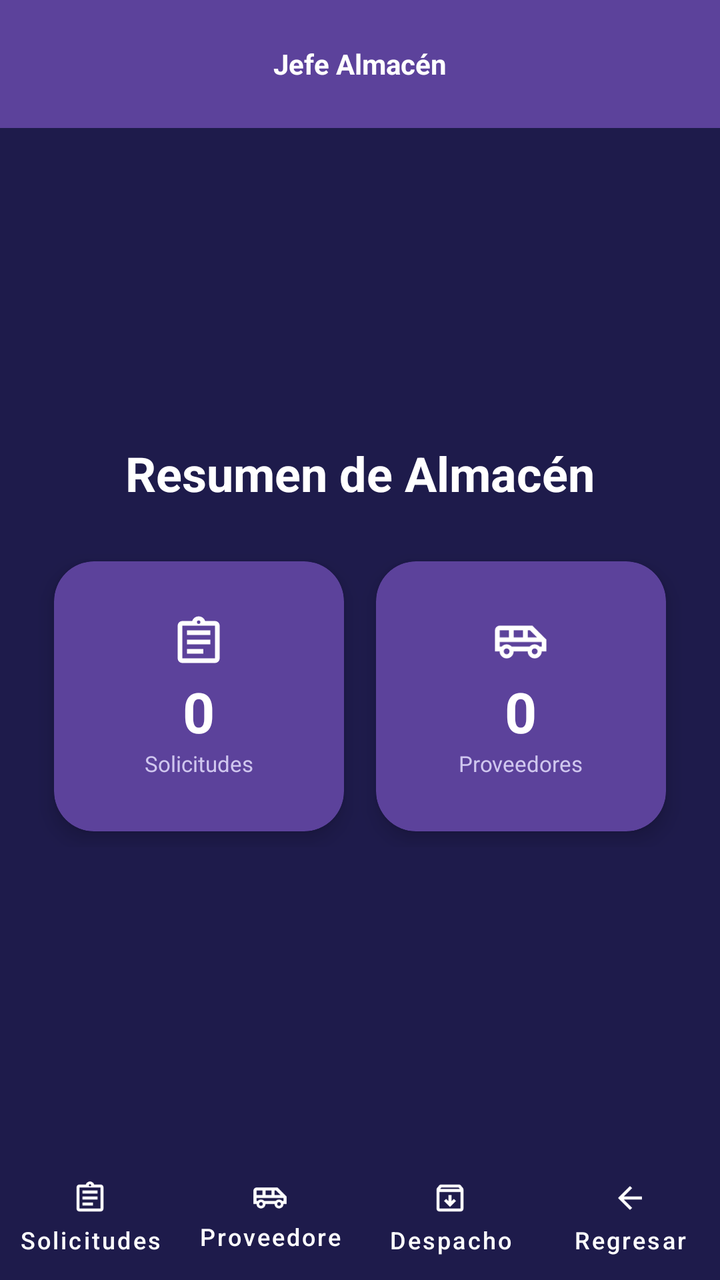
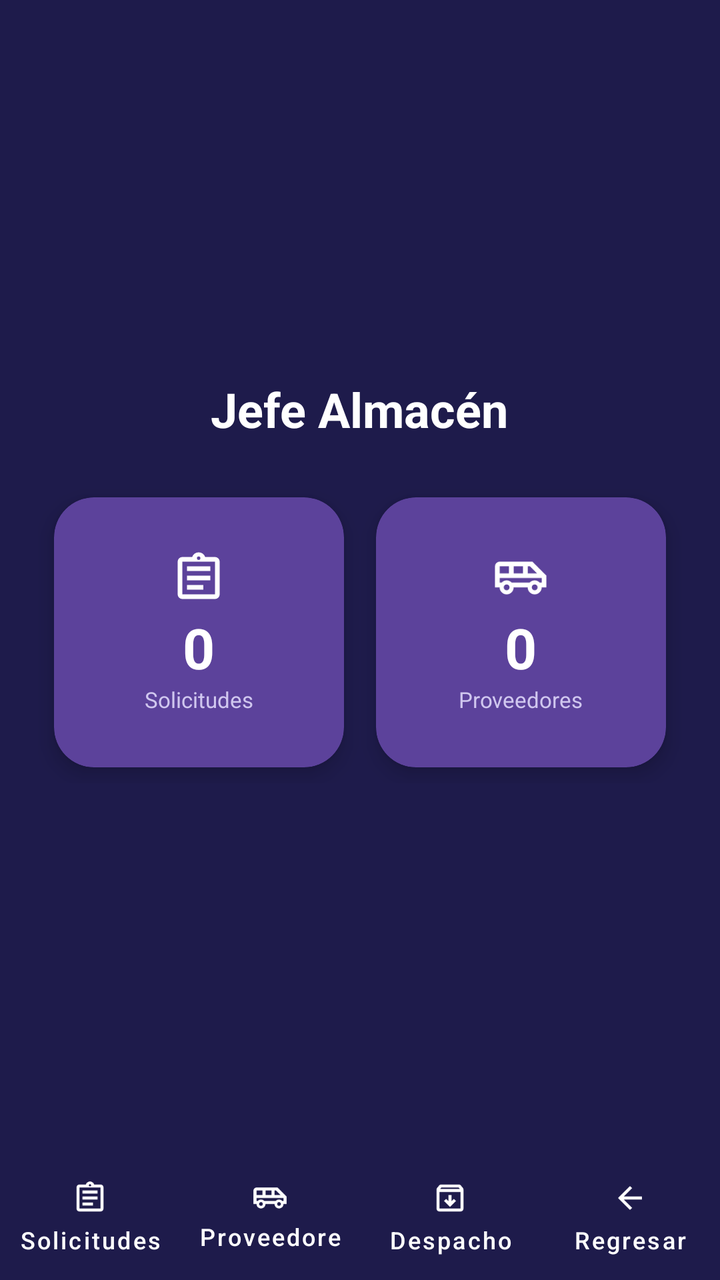

Compare the two renders of this Android layout. The source of the first and the diff that turns it into the second are given below.
<!-- AndroidManifest.xml: application theme Theme.AlcamenProyectoFinal -->
<!-- res/layout/activity_frm_jefe_almacen.xml -->
<?xml version="1.0" encoding="utf-8"?>
<RelativeLayout xmlns:android="http://schemas.android.com/apk/res/android"
    xmlns:app="http://schemas.android.com/apk/res-auto"
    android:id="@+id/main"
    android:layout_width="match_parent"
    android:layout_height="match_parent"
    android:fitsSystemWindows="true"
    android:background="#1E1B4B">

    <com.google.android.material.appbar.MaterialToolbar
        android:id="@+id/headerJefeAlmacen"
        android:layout_width="match_parent"
        android:layout_height="?attr/actionBarSize"
        android:layout_alignParentTop="true"
        android:background="#5C429B"
        app:title="Jefe Almacén"
        app:titleCentered="true"
        app:titleTextAppearance="@style/ToolbarTitleStyle"
        app:titleTextColor="@android:color/white" />

    <LinearLayout
        android:layout_width="match_parent"
        android:layout_height="match_parent"
        android:layout_above="@id/footerJefeAlmacen"
        android:layout_below="@id/headerJefeAlmacen"
        android:gravity="center"
        android:orientation="vertical"
        android:padding="16dp">

        <TextView
            android:layout_width="wrap_content"
            android:layout_height="wrap_content"
            android:layout_marginBottom="20dp"
            android:text="Resumen de Almacén"
            android:textColor="@android:color/white"
            android:textSize="24sp"
            android:textStyle="bold" />

        <GridLayout
            android:layout_width="wrap_content"
            android:layout_height="wrap_content"
            android:columnCount="2"
            android:rowCount="2">

            <com.google.android.material.card.MaterialCardView
                android:layout_width="145dp"
                android:layout_height="135dp"
                android:layout_margin="8dp"
                app:cardBackgroundColor="#5C429B"
                app:cardCornerRadius="20dp"
                app:cardElevation="6dp"
                app:strokeWidth="0dp">

                <LinearLayout
                    android:layout_width="match_parent"
                    android:layout_height="match_parent"
                    android:gravity="center"
                    android:orientation="vertical"
                    android:padding="12dp">

                    <ImageView
                        android:layout_width="28dp"
                        android:layout_height="28dp"
                        android:src="@drawable/ic_assignment"
                        app:tint="@android:color/white" />

                    <TextView
                        android:id="@+id/tvContadorSolicitudes"
                        android:layout_width="wrap_content"
                        android:layout_height="wrap_content"
                        android:layout_marginTop="2dp"
                        android:text="0"
                        android:textColor="@android:color/white"
                        android:textSize="28sp"
                        android:textStyle="bold" />

                    <TextView
                        android:layout_width="wrap_content"
                        android:layout_height="wrap_content"
                        android:text="Solicitudes"
                        android:textColor="#D0C7EF"
                        android:textSize="11sp" />
                </LinearLayout>
            </com.google.android.material.card.MaterialCardView>

            <com.google.android.material.card.MaterialCardView
                android:layout_width="145dp"
                android:layout_height="135dp"
                android:layout_margin="8dp"
                app:cardBackgroundColor="#5C429B"
                app:cardCornerRadius="20dp"
                app:cardElevation="6dp"
                app:strokeWidth="0dp">

                <LinearLayout
                    android:layout_width="match_parent"
                    android:layout_height="match_parent"
                    android:gravity="center"
                    android:orientation="vertical"
                    android:padding="12dp">

                    <ImageView
                        android:layout_width="28dp"
                        android:layout_height="28dp"
                        android:src="@drawable/ic_local_shipping"
                        app:tint="@android:color/white" />

                    <TextView
                        android:id="@+id/tvContadorProveedores"
                        android:layout_width="wrap_content"
                        android:layout_height="wrap_content"
                        android:layout_marginTop="2dp"
                        android:text="0"
                        android:textColor="@android:color/white"
                        android:textSize="28sp"
                        android:textStyle="bold" />

                    <TextView
                        android:layout_width="wrap_content"
                        android:layout_height="wrap_content"
                        android:text="Proveedores"
                        android:textColor="#D0C7EF"
                        android:textSize="11sp" />
                </LinearLayout>
            </com.google.android.material.card.MaterialCardView>

        </GridLayout>

    </LinearLayout>

    <LinearLayout
        android:id="@+id/footerJefeAlmacen"
        android:layout_width="match_parent"
        android:layout_height="60dp"
        android:layout_alignParentBottom="true"
        android:background="#1E1B4B"
        android:gravity="center_vertical"
        android:orientation="horizontal">

        <com.google.android.material.button.MaterialButton
            android:id="@+id/btnSolicitudes"
            style="@style/Widget.MaterialComponents.Button.TextButton"
            android:layout_width="0dp"
            android:layout_height="match_parent"
            android:layout_weight="1"
            android:text="Solicitudes"
            android:textColor="@android:color/white"
            android:textSize="12sp"
            app:icon="@drawable/ic_assignment"
            app:iconGravity="top"
            app:iconPadding="2dp"
            app:iconTint="@android:color/white"
            app:textAllCaps="false" />

        <com.google.android.material.button.MaterialButton
            android:id="@+id/btnProveedores"
            style="@style/Widget.MaterialComponents.Button.TextButton"
            android:layout_width="0dp"
            android:layout_height="match_parent"
            android:layout_weight="1"
            android:text="Proveedores"
            android:textColor="@android:color/white"
            android:textSize="12sp"
            app:icon="@drawable/ic_local_shipping"
            app:iconGravity="top"
            app:iconPadding="2dp"
            app:iconTint="@android:color/white"
            app:textAllCaps="false" />

        <com.google.android.material.button.MaterialButton
            android:id="@+id/btnDespacho"
            style="@style/Widget.MaterialComponents.Button.TextButton"
            android:layout_width="0dp"
            android:layout_height="match_parent"
            android:layout_weight="1"
            android:text="Despacho"
            android:textColor="@android:color/white"
            android:textSize="12sp"
            app:icon="@drawable/ic_list_alt"
            app:iconGravity="top"
            app:iconPadding="2dp"
            app:iconTint="@android:color/white"
            app:textAllCaps="false" />

        <com.google.android.material.button.MaterialButton
            android:id="@+id/btnRegresar"
            style="@style/Widget.MaterialComponents.Button.TextButton"
            android:layout_width="0dp"
            android:layout_height="match_parent"
            android:layout_weight="1"
            android:text="Regresar"
            android:textColor="@android:color/white"
            android:textSize="12sp"
            app:icon="@drawable/ic_arrow_back"
            app:iconGravity="top"
            app:iconPadding="2dp"
            app:iconTint="@android:color/white"
            app:textAllCaps="false" />

    </LinearLayout>

</RelativeLayout>
<!-- resources referenced by this layout -->
<resources>
  <!-- drawable ic_arrow_back (drawable) -->
  <vector xmlns:android="http://schemas.android.com/apk/res/android" android:autoMirrored="true" android:height="24dp" android:tint="#000000" android:viewportHeight="960" android:viewportWidth="960" android:width="24dp">
        
      <path android:fillColor="@android:color/white" android:pathData="M313,520L537,744L480,800L160,480L480,160L537,216L313,440L800,440L800,520L313,520Z"/>
      
  </vector>
  <!-- drawable ic_assignment (drawable) -->
  <vector xmlns:android="http://schemas.android.com/apk/res/android" android:autoMirrored="true" android:height="24dp" android:tint="#000000" android:viewportHeight="960" android:viewportWidth="960" android:width="24dp">
        
      <path android:fillColor="@android:color/white" android:pathData="M200,840Q167,840 143.5,816.5Q120,793 120,760L120,200Q120,167 143.5,143.5Q167,120 200,120L368,120Q381,84 411.5,62Q442,40 480,40Q518,40 548.5,62Q579,84 592,120L760,120Q793,120 816.5,143.5Q840,167 840,200L840,760Q840,793 816.5,816.5Q793,840 760,840L200,840ZM200,760L760,760Q760,760 760,760Q760,760 760,760L760,200Q760,200 760,200Q760,200 760,200L200,200Q200,200 200,200Q200,200 200,200L200,760Q200,760 200,760Q200,760 200,760ZM280,680L560,680L560,600L280,600L280,680ZM280,520L680,520L680,440L280,440L280,520ZM280,360L680,360L680,280L280,280L280,360ZM501.5,161.5Q510,153 510,140Q510,127 501.5,118.5Q493,110 480,110Q467,110 458.5,118.5Q450,127 450,140Q450,153 458.5,161.5Q467,170 480,170Q493,170 501.5,161.5ZM200,760Q200,760 200,760Q200,760 200,760L200,200Q200,200 200,200Q200,200 200,200L200,200Q200,200 200,200Q200,200 200,200L200,760Q200,760 200,760Q200,760 200,760Z"/>
      
  </vector>
  <!-- drawable ic_list_alt (drawable) -->
  <vector xmlns:android="http://schemas.android.com/apk/res/android" android:height="24dp" android:tint="#000000" android:viewportHeight="960" android:viewportWidth="960" android:width="24dp">
        
      <path android:fillColor="@android:color/white" android:pathData="M480,720L640,560L584,504L520,568L520,400L440,400L440,568L376,504L320,560L480,720ZM200,320L200,760Q200,760 200,760Q200,760 200,760L760,760Q760,760 760,760Q760,760 760,760L760,320L200,320ZM200,840Q167,840 143.5,816.5Q120,793 120,760L120,261Q120,247 124.5,234Q129,221 138,210L188,149Q199,135 215.5,127.5Q232,120 250,120L710,120Q728,120 744.5,127.5Q761,135 772,149L822,210Q831,221 835.5,234Q840,247 840,261L840,760Q840,793 816.5,816.5Q793,840 760,840L200,840ZM216,240L744,240L710,200Q710,200 710,200Q710,200 710,200L250,200Q250,200 250,200Q250,200 250,200L216,240ZM480,540L480,540L480,540Q480,540 480,540Q480,540 480,540L480,540Q480,540 480,540Q480,540 480,540Z"/>
      
  </vector>
  <style name="ToolbarTitleStyle">
          <item name="android:textStyle">bold</item>
          <item name="android:fontFamily">sans-serif</item>
      </style>
  <style name="Theme.AlcamenProyectoFinal" parent="Base.Theme.AlcamenProyectoFinal" />
  <style name="Base.Theme.AlcamenProyectoFinal" parent="Theme.Material3.DayNight.NoActionBar">
          
          
      </style>
  <!-- unchanged entries left out for length: 1 -->
</resources>

<!-- the commit's change to res/layout/activity_frm_jefe_almacen.xml (unified diff, before → after) -->
@@ -7,22 +7,10 @@
     android:fitsSystemWindows="true"
     android:background="#1E1B4B">
 
-    <com.google.android.material.appbar.MaterialToolbar
-        android:id="@+id/headerJefeAlmacen"
-        android:layout_width="match_parent"
-        android:layout_height="?attr/actionBarSize"
-        android:layout_alignParentTop="true"
-        android:background="#5C429B"
-        app:title="Jefe Almacén"
-        app:titleCentered="true"
-        app:titleTextAppearance="@style/ToolbarTitleStyle"
-        app:titleTextColor="@android:color/white" />
-
     <LinearLayout
         android:layout_width="match_parent"
         android:layout_height="match_parent"
         android:layout_above="@id/footerJefeAlmacen"
-        android:layout_below="@id/headerJefeAlmacen"
         android:gravity="center"
         android:orientation="vertical"
         android:padding="16dp">
@@ -31,7 +19,7 @@
             android:layout_width="wrap_content"
             android:layout_height="wrap_content"
             android:layout_marginBottom="20dp"
-            android:text="Resumen de Almacén"
+            android:text="Jefe Almacén"
             android:textColor="@android:color/white"
             android:textSize="24sp"
             android:textStyle="bold" />
<!-- resource entries referenced after the edit -->
@@ -18,10 +18,6 @@
       <path android:fillColor="@android:color/white" android:pathData="M480,720L640,560L584,504L520,568L520,400L440,400L440,568L376,504L320,560L480,720ZM200,320L200,760Q200,760 200,760Q200,760 200,760L760,760Q760,760 760,760Q760,760 760,760L760,320L200,320ZM200,840Q167,840 143.5,816.5Q120,793 120,760L120,261Q120,247 124.5,234Q129,221 138,210L188,149Q199,135 215.5,127.5Q232,120 250,120L710,120Q728,120 744.5,127.5Q761,135 772,149L822,210Q831,221 835.5,234Q840,247 840,261L840,760Q840,793 816.5,816.5Q793,840 760,840L200,840ZM216,240L744,240L710,200Q710,200 710,200Q710,200 710,200L250,200Q250,200 250,200Q250,200 250,200L216,240ZM480,540L480,540L480,540Q480,540 480,540Q480,540 480,540L480,540Q480,540 480,540Q480,540 480,540Z"/>
       
   </vector>
-  <style name="ToolbarTitleStyle">
-          <item name="android:textStyle">bold</item>
-          <item name="android:fontFamily">sans-serif</item>
-      </style>
   <style name="Theme.AlcamenProyectoFinal" parent="Base.Theme.AlcamenProyectoFinal" />
   <style name="Base.Theme.AlcamenProyectoFinal" parent="Theme.Material3.DayNight.NoActionBar">
           
